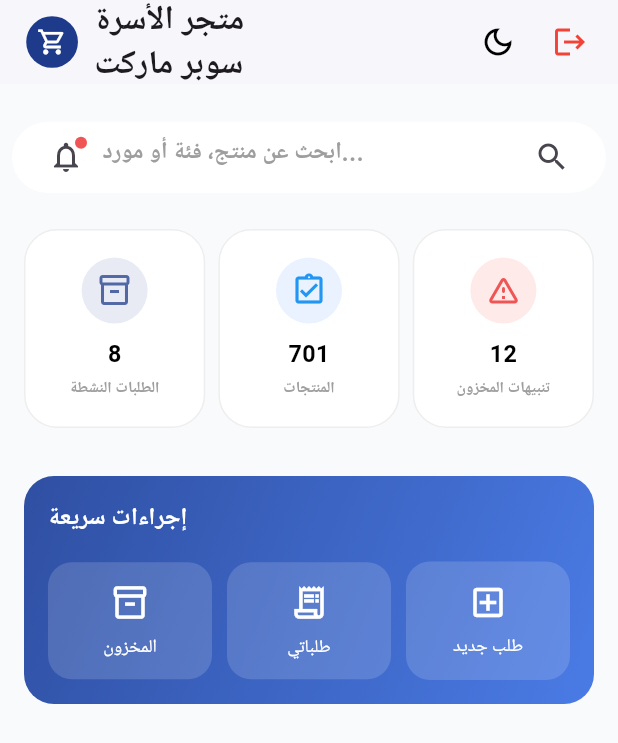
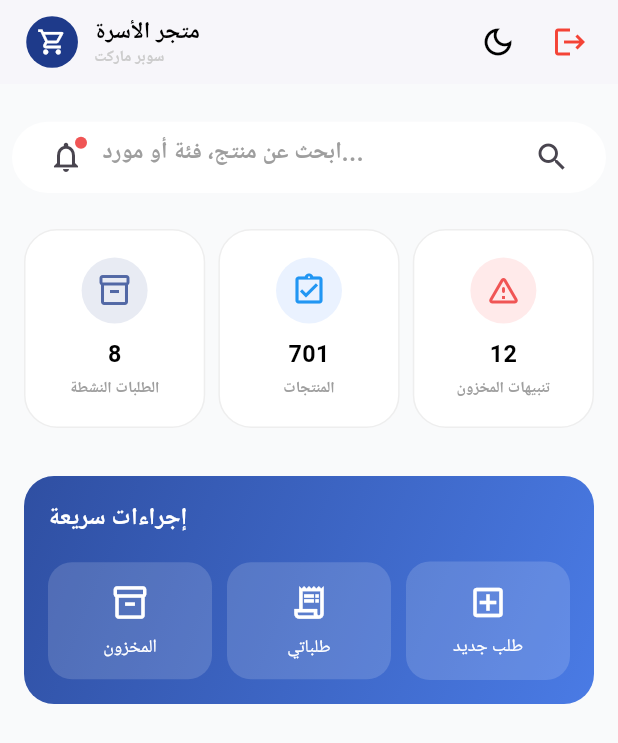
Before and after one commit to adnan-helali1/b2b, a Flutter app: the screen it shows after launch, on a phone screen of 412 x 824 dp. Shown: the top 743 px of the screen. Run offline on Flutter 3.47's test engine with Material 3 defaults, Android fonts, the phone set to English and light mode, and no system bars; our stand-ins replace flutter_screenutil, flutter_secure_storage, shared_preferences; Roboto replaces fonts that are missing (Cairo).

Commit message:
fix bugs

```diff
--- a/lib/core/widgets/app_title_appbar.dart
+++ b/lib/core/widgets/app_title_appbar.dart
@@ -28,14 +28,8 @@ class AppTitleAppbar extends StatelessWidget {
         Column(
           crossAxisAlignment: CrossAxisAlignment.start,
           children: [
-            Text(
-              'متجر الأسرة',
-              style: TextStyles.font18BlackBold(context),
-            ),
-            Text(
-              'سوبر ماركت',
-              style: TextStyles.font12Grey(context),
-            ),
+            Text('متجر الأسرة', style: TextStyles.font18BlackBold),
+            Text('سوبر ماركت', style: TextStyles.font12Grey),
           ],
         ),
       ],
```
